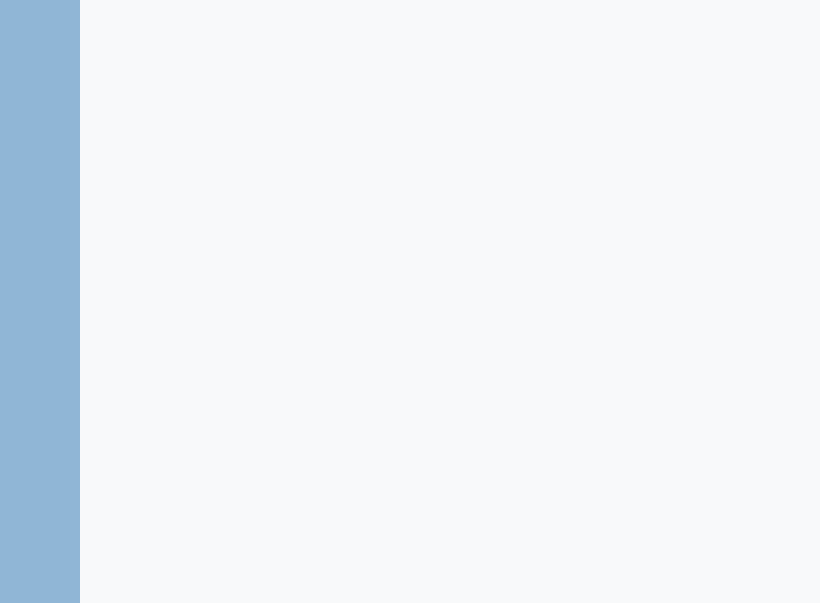
Old version of the form copyclare/ui/main_window.ui in the repository MotionInput/Team14-CopyClare.
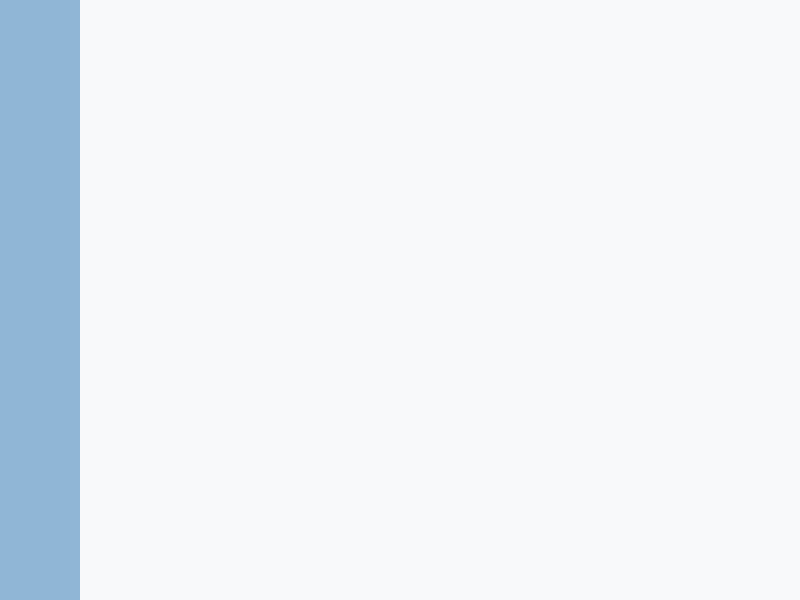
New version of the form. Icons and pictures are not drawn.

```diff
--- a/copyclare/ui/main_window.ui
+++ b/copyclare/ui/main_window.ui
@@ -2,14 +2,6 @@
 <ui version="4.0">
  <class>MainWindow</class>
  <widget class="QMainWindow" name="MainWindow">
-  <property name="geometry">
-   <rect>
-    <x>0</x>
-    <y>0</y>
-    <width>820</width>
-    <height>603</height>
-   </rect>
-  </property>
   <property name="minimumSize">
    <size>
     <width>800</width>
```
